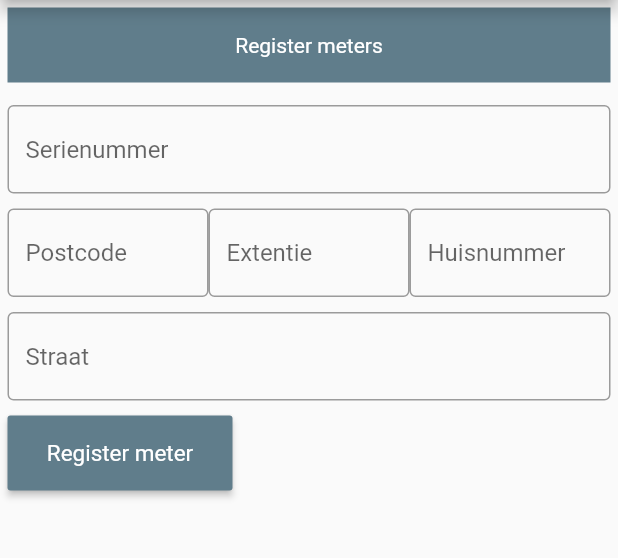
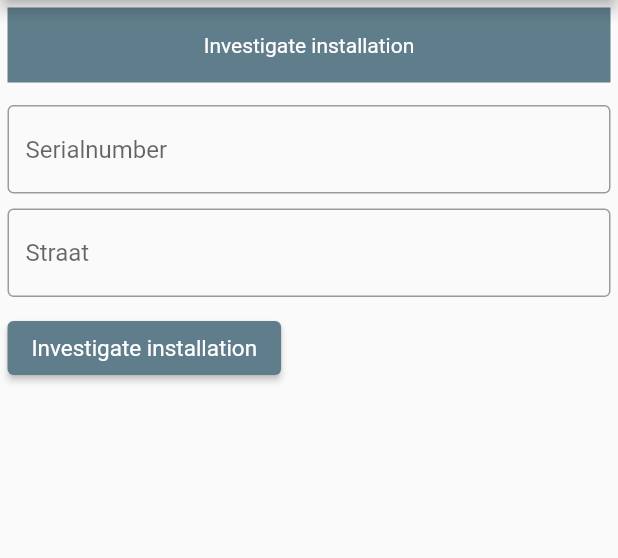
Before and after one commit to jeanbvflutter/jeanbvflutter.github.io, a Flutter app: the screen it shows after launch, on a phone screen of 412 x 824 dp, the part 84-642 px from its top. Run offline on Flutter 3.47's test engine with Material 2 defaults, Android fonts, the phone set to English and light mode, and no system bars.

Commit message:
create seperate ui components

```diff
--- /dev/null
+++ b/lib/components/ui/header_widget.dart
@@ -0,0 +1,12 @@
+import 'package:flutter/material.dart';
+import 'package:meter_activation/components/ui/text_widget.dart';
+import 'package:meter_activation/views/mainpage.dart';
+
+Container headerWidget(String someText) {
+  return Container(
+    height: 50,
+    margin: EdgeInsets.only(bottom: 15),
+    child: Center(child: textWidget(someText, Colors.white)),
+    decoration: BoxDecoration(color: Colors.blueGrey),
+  );
+}
--- /dev/null
+++ b/lib/components/ui/registration_info.dart
@@ -0,0 +1,21 @@
+import 'package:flutter/material.dart';
+import 'textfield_ui.dart';
+
+Container registrationInfo(_zipcode, _zipcode_ext, _housenumber){
+  margin: EdgeInsets.only(top: 10);
+  child: Center(
+    child: Row(
+      mainAxisAlignment: MainAxisAlignment.spaceEvenly,
+      children: [
+        // SizedBox(height: 80),
+        Expanded(
+            child: textFieldWidget(_zipcode, "Postcode")),
+        Expanded(
+            child: textFieldWidget(_zipcode_ext, "Extentie")),
+        Expanded(
+            child:
+                textFieldWidget(_housenumber, "Huisnummer")),
+      ],
+    ),
+    );
+  }
--- a/lib/views/mainpage.dart
+++ b/lib/views/mainpage.dart
@@ -1,7 +1,8 @@
 import 'package:flutter/material.dart';
+import 'package:meter_activation/components/ui/header_widget.dart';
 import 'dart:async';
 import '../entities/register_meter.dart';
-import '../components/textfield_ui.dart';
+import '../components/ui/textfield_ui.dart';
 import 'package:flutter/services.dart';
 
 // Statefulwidget is mutable. It can be drawn multiple times within its lifetime.
@@ -24,14 +25,6 @@ Text textWidget(String someText, textColor) {
   );
 }
 
-Container headerWidget(String someText) {
-  return Container(
-    height: 50,
-    margin: EdgeInsets.only(bottom: 15),
-    child: Center(child: textWidget(someText, Colors.white)),
-    decoration: BoxDecoration(color: Colors.blueGrey),
-  );
-}
 
 class _MainPageState extends State<MainPage> {
   final TextEditingController _serialNumber = TextEditingController();
@@ -54,26 +47,8 @@ class _MainPageState extends State<MainPage> {
               child: Column(
                 // mainAxisAlignment: MainAxisAlignment.spaceEvenly,
                 children: [
-                  Center(child: headerWidget("Register meters")),
-                  Center(child: textFieldWidget(_serialNumber, "Serienummer")),
-                  Container(
-                    margin: EdgeInsets.only(top: 10),
-                    child: Center(
-                      child: Row(
-                        mainAxisAlignment: MainAxisAlignment.spaceEvenly,
-                        children: [
-                          // SizedBox(height: 80),
-                          Expanded(
-                              child: textFieldWidget(_zipcode, "Postcode")),
-                          Expanded(
-                              child: textFieldWidget(_zipcode_ext, "Extentie")),
-                          Expanded(
-                              child:
-                                  textFieldWidget(_housenumber, "Huisnummer")),
-                        ],
-                      ),
-                    ),
-                  ),
+                  Center(child: headerWidget("Investigate installation")),
+                  Center(child: textFieldWidget(_serialNumber, "Serialnumber")),
                   SizedBox(height: 10),
                   Center(child: textFieldWidget(_street, "Straat")),
                   Container(
@@ -83,8 +58,8 @@ class _MainPageState extends State<MainPage> {
                       child: ButtonTheme(
                         minWidth: 150.0,
                         height: 50.0,
-                        child: RaisedButton(
-                          child: Text('Register meter',
+                        child: ElevatedButton(
+                          child: Text('Investigate installation',
                               style: TextStyle(
                                   fontWeight: FontWeight.normal,
                                   fontSize: 15,
```
Also changed, not shown: lib/components/ui/text_widget.dart (added), lib/components/ui/textfield_ui.dart (renamed from lib/components/textfield_ui.dart), lib/views/client_information.dart (added).
